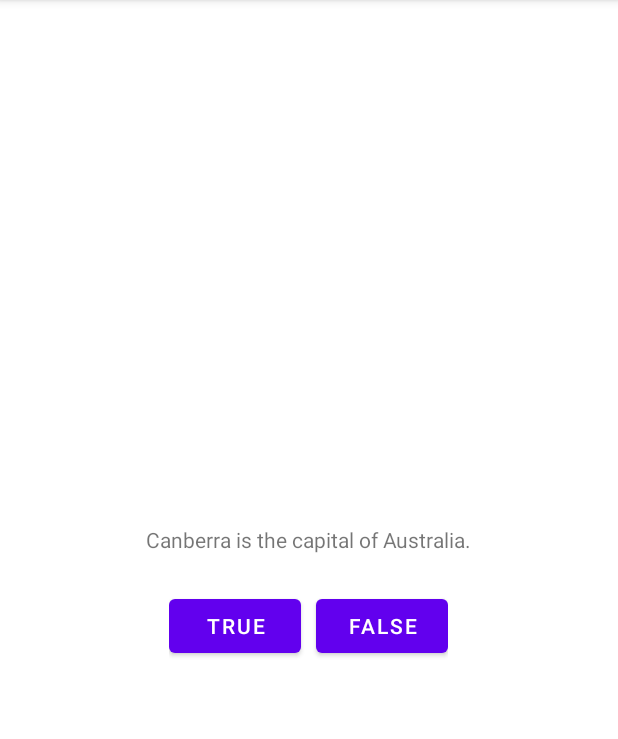
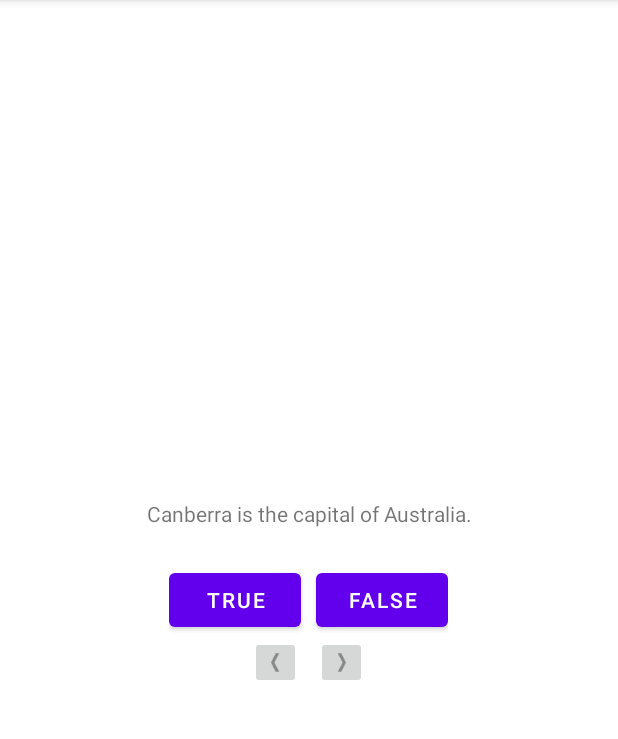
Before and after one commit to visiongem/AndroidGuideApp, an Android app: the screen it shows after launch (MainActivity), on a phone screen of 412 x 824 dp, the part 84-823 px from its top. Run offline under Robolectric (Android 15) with nearby library versions, the phone set to English and light mode, and no system bars.

Commit message:
two chapter practice

```diff
--- a/GeoQuiz/src/main/java/com/pyn/androidguide/MainActivity.kt
+++ b/GeoQuiz/src/main/java/com/pyn/androidguide/MainActivity.kt
@@ -2,10 +2,74 @@ package com.pyn.androidguide
 
 import androidx.appcompat.app.AppCompatActivity
 import android.os.Bundle
+import android.widget.Button
+import android.widget.ImageButton
+import android.widget.TextView
+import android.widget.Toast
 
 class MainActivity : AppCompatActivity() {
+
+    private lateinit var trueButton: Button
+    private lateinit var falseButton: Button
+    private lateinit var nextButton: ImageButton
+    private lateinit var preButton: ImageButton
+    private lateinit var questionTextView: TextView
+
+    private val questionBank = listOf(
+        Question(R.string.question_australia, true),
+        Question(R.string.question_oceans, true),
+        Question(R.string.question_mideast, false),
+        Question(R.string.question_africa, false),
+        Question(R.string.question_americas, true),
+        Question(R.string.question_asia, true)
+    )
+    private var currentIndex = 0
+
     override fun onCreate(savedInstanceState: Bundle?) {
         super.onCreate(savedInstanceState)
         setContentView(R.layout.activity_main)
+
+        trueButton = findViewById(R.id.true_button)
+        falseButton = findViewById(R.id.false_button)
+        nextButton = findViewById(R.id.next_button)
+        preButton = findViewById(R.id.pre_button)
+        questionTextView = findViewById(R.id.question_text_view)
+
+        trueButton.setOnClickListener { checkAnswer(true) }
+        falseButton.setOnClickListener { checkAnswer(false) }
+        nextButton.setOnClickListener {
+            currentIndex = (currentIndex + 1) % questionBank.size
+            updateQuestion()
+        }
+
+        preButton.setOnClickListener {
+            currentIndex = (currentIndex + questionBank.size - 1) % questionBank.size
+            updateQuestion()
+        }
+
+        questionTextView.setOnClickListener {
+            currentIndex = (currentIndex + 1) % questionBank.size
+            updateQuestion()
+        }
+
+        updateQuestion()
+    }
+
+    /**
+     * 更新问题
+     */
+    private fun updateQuestion() {
+        val questionTextResId = questionBank[currentIndex].textResId
+        questionTextView.setText(questionTextResId)
+    }
+
+    private fun checkAnswer(userAnswer: Boolean) {
+        val correctAnswer = questionBank[currentIndex].answer
+        val messageResId = if (userAnswer == correctAnswer) {
+            R.string.correct_toast
+        } else {
+            R.string.incorrect_toast
+        }
+        Toast.makeText(this, messageResId, Toast.LENGTH_SHORT).show()
     }
 }
--- /dev/null
+++ b/GeoQuiz/src/main/java/com/pyn/androidguide/Question.kt
@@ -0,0 +1,5 @@
+package com.pyn.androidguide
+
+import androidx.annotation.StringRes
+
+data class Question(@StringRes val textResId: Int, val answer: Boolean)
--- a/GeoQuiz/src/main/res/layout/activity_main.xml
+++ b/GeoQuiz/src/main/res/layout/activity_main.xml
@@ -1,15 +1,18 @@
 <?xml version="1.0" encoding="utf-8"?>
 <LinearLayout xmlns:android="http://schemas.android.com/apk/res/android"
+    xmlns:tools="http://schemas.android.com/tools"
     android:layout_width="match_parent"
     android:layout_height="match_parent"
     android:gravity="center"
     android:orientation="vertical">
 
     <TextView
+        android:id="@+id/question_text_view"
         android:layout_width="wrap_content"
         android:layout_height="wrap_content"
+        android:gravity="center"
         android:padding="24dp"
-        android:text="@string/question_text" />
+        tools:text="@string/question_australia" />
 
     <LinearLayout
         android:layout_width="wrap_content"
@@ -17,14 +20,56 @@
         android:orientation="horizontal">
 
         <Button
+            android:id="@+id/true_button"
             android:layout_width="wrap_content"
             android:layout_height="wrap_content"
             android:text="@string/true_button" />
 
         <Button
+            android:id="@+id/false_button"
             android:layout_width="wrap_content"
             android:layout_height="wrap_content"
             android:layout_marginLeft="10dp"
             android:text="@string/false_button" />
     </LinearLayout>
+
+    <LinearLayout
+        android:layout_width="wrap_content"
+        android:layout_height="wrap_content"
+        android:orientation="horizontal">
+
+       <!-- <Button
+            android:id="@+id/pre_button"
+            android:layout_width="wrap_content"
+            android:layout_height="wrap_content"
+            android:drawableEnd="@drawable/arrow_left"
+            android:drawablePadding="4dp"
+            android:text="@string/pre_button" />-->
+
+        <ImageButton
+            android:id="@+id/pre_button"
+            android:layout_width="wrap_content"
+            android:layout_height="wrap_content"
+            android:src="@drawable/arrow_left"
+            android:drawablePadding="4dp"
+            android:text="@string/pre_button" />
+
+        <ImageButton
+            android:id="@+id/next_button"
+            android:layout_width="wrap_content"
+            android:layout_height="wrap_content"
+            android:layout_marginLeft="10dp"
+            android:src="@drawable/arrow_right"
+            android:drawablePadding="4dp"
+            android:text="@string/next_button" />
+
+        <!--<Button
+            android:id="@+id/next_button"
+            android:layout_width="wrap_content"
+            android:layout_height="wrap_content"
+            android:layout_marginLeft="10dp"
+            android:drawableEnd="@drawable/arrow_right"
+            android:drawablePadding="4dp"
+            android:text="@string/next_button" />-->
+    </LinearLayout>
 </LinearLayout>
--- a/GeoQuiz/src/main/res/values/strings.xml
+++ b/GeoQuiz/src/main/res/values/strings.xml
@@ -1,6 +1,17 @@
 <resources>
     <string name="app_name">GeoQuiz</string>
-    <string name="question_text">Canberra is the capital of Australia. </string>
+    <string name="question_australia">Canberra is the capital of Australia.</string>
     <string name="true_button">True</string>
     <string name="false_button">False</string>
+    <string name="next_button">Next</string>
+    <string name="pre_button">PRE</string>
+
+    <string name="correct_toast">Correct!</string>
+    <string name="incorrect_toast">Incorrect!</string>
+
+    <string name="question_oceans">The Pacific Ocean is larger than the Atlantic Ocean.</string>
+    <string name="question_mideast">The Suez Canal connects the Red Sea and the Indian Ocean.</string>
+    <string name="question_africa">The source of the Nile River is in Egypt.</string>
+    <string name="question_americas">The Amazon River is the longest river in the Americas.</string>
+    <string name="question_asia">Lake Baikal is the world\'s oldest and deepest freshwater lake.</string>
 </resources>
```
Also changed, not shown: GeoQuiz/src/main/res/drawable-xhdpi/arrow_left.png (added), GeoQuiz/src/main/res/drawable-xhdpi/arrow_right.png (added), GeoQuiz/src/main/res/drawable-xxhdpi/arrow_left.png (added), GeoQuiz/src/main/res/drawable-xxhdpi/arrow_right.png (added), GeoQuiz/src/main/res/drawable-xxxhdpi/arrow_left.png (added), GeoQuiz/src/main/res/drawable-xxxhdpi/arrow_right.png (added).
